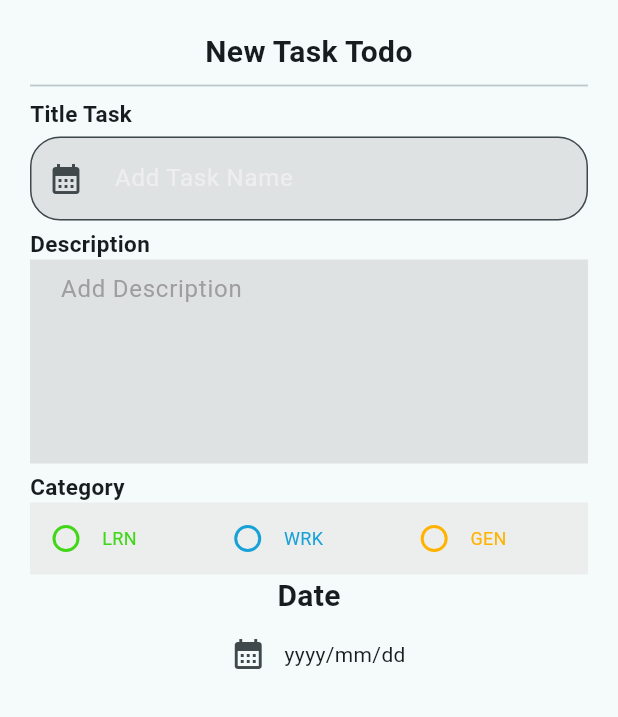
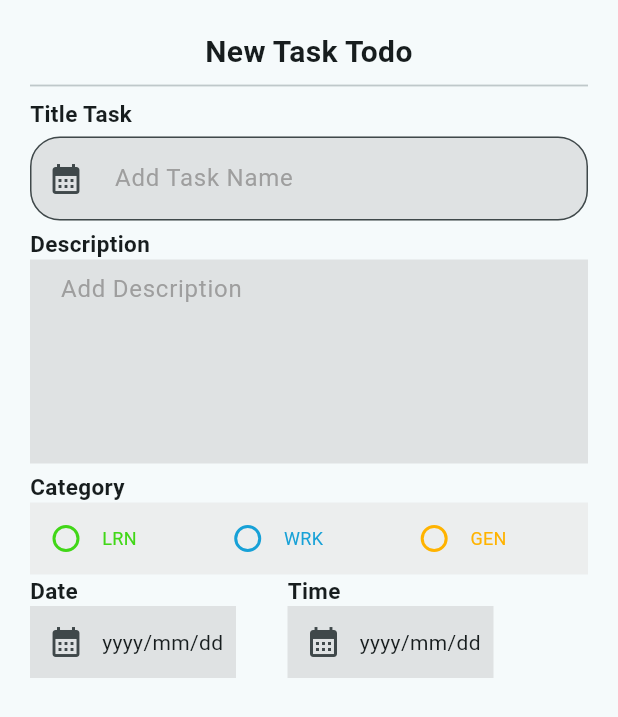
Before and after one commit to r-sei/practice_repo, a Flutter app: the TodoModal widget shown alone on an empty page, opened directly, on a phone screen of 412 x 824 dp. Shown: the top 717 px of the screen. Run offline on Flutter 3.47's test engine with Material 3 defaults, Android fonts, the phone set to English and light mode, and no system bars; our stand-ins replace gap, table_calendar.

Commit message:
⚡️ レイアウト少し調整

```diff
--- a/lib/components/todo_modal.dart
+++ b/lib/components/todo_modal.dart
@@ -50,7 +50,7 @@ class TodoModalState extends State<TodoModal> {
             TextField(
               decoration: InputDecoration(
                   hintText: ' Add Task Name',
-                  hintStyle: TextStyle(color: Colors.grey.shade200),
+                  hintStyle: const TextStyle(color: Colors.grey),
                   fillColor: const Color.fromARGB(
                       100, 190, 190, 190), //colors.grey.shade200とかどう使うん
                   filled: true,
@@ -173,17 +173,23 @@ class TodoModalState extends State<TodoModal> {
               ),
             ),
             Row(
-              mainAxisAlignment: MainAxisAlignment.spaceEvenly,
+              mainAxisAlignment: MainAxisAlignment.start,
               children: [
                 Column(children: [
-                  const Text(
+                  SizedBox(
+                    width: MediaQuery.of(context).size.width / 3,
+                    child: const Text(
                       'Date',
                       style: TextStyle(
                         fontWeight: FontWeight.bold,
-                      fontSize: 20,
+                        fontSize: 15,
                       ),
                     ),
-                  Row(
+                  ),
+                  Container(
+                    width: MediaQuery.of(context).size.width / 3,
+                    color: const Color.fromARGB(100, 190, 190, 190),
+                    child: Row(
                       children: [
                         IconButton(
                             onPressed: () async {
@@ -205,8 +211,47 @@ class TodoModalState extends State<TodoModal> {
                             : "yyyy/mm/dd"),
                       ],
                     ),
+                  ),
                 ]),
-                //ここにも上と同じcolumnをコピーして、時間選択
+                Gap(MediaQuery.of(context).size.width / 12),
+                Column(children: [
+                  SizedBox(
+                    width: MediaQuery.of(context).size.width / 3,
+                    child: const Text(
+                      'Time',
+                      style: TextStyle(
+                        fontWeight: FontWeight.bold,
+                        fontSize: 15,
+                      ),
+                    ),
+                  ),
+                  Container(
+                    width: MediaQuery.of(context).size.width / 3,
+                    color: const Color.fromARGB(100, 190, 190, 190),
+                    child: Row(
+                      children: [
+                        IconButton(
+                            onPressed: () async {
+                              // print("start");
+                              final date = await showDatePicker(
+                                  context: context,
+                                  firstDate: DateTime(2020),
+                                  lastDate: DateTime(2030));
+                              // print("finished: $date");
+                              if (date != null) {
+                                setState(() {
+                                  selectedDate = date;
+                                });
+                              }
+                            },
+                            icon: const Icon(Icons.calendar_month)),
+                        Text(selectedDate != null
+                            ? "${selectedDate?.year}/${selectedDate?.month}/${selectedDate?.day}"
+                            : "yyyy/mm/dd"),
+                      ],
+                    ),
+                  ),
+                ]),
               ],
             ),
           ],
```
Lines whose indentation alone changed are shown as unchanged.
